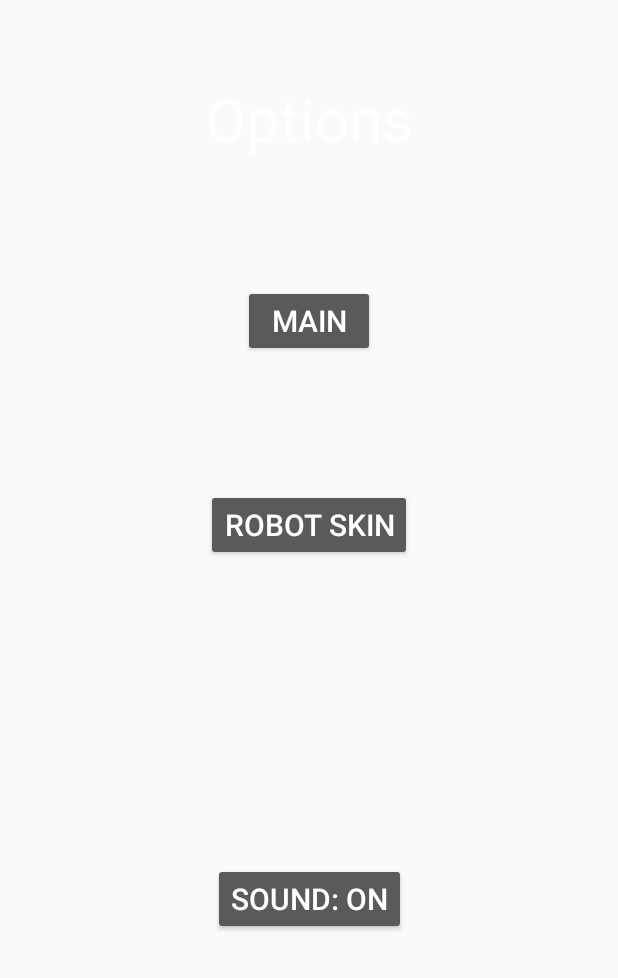
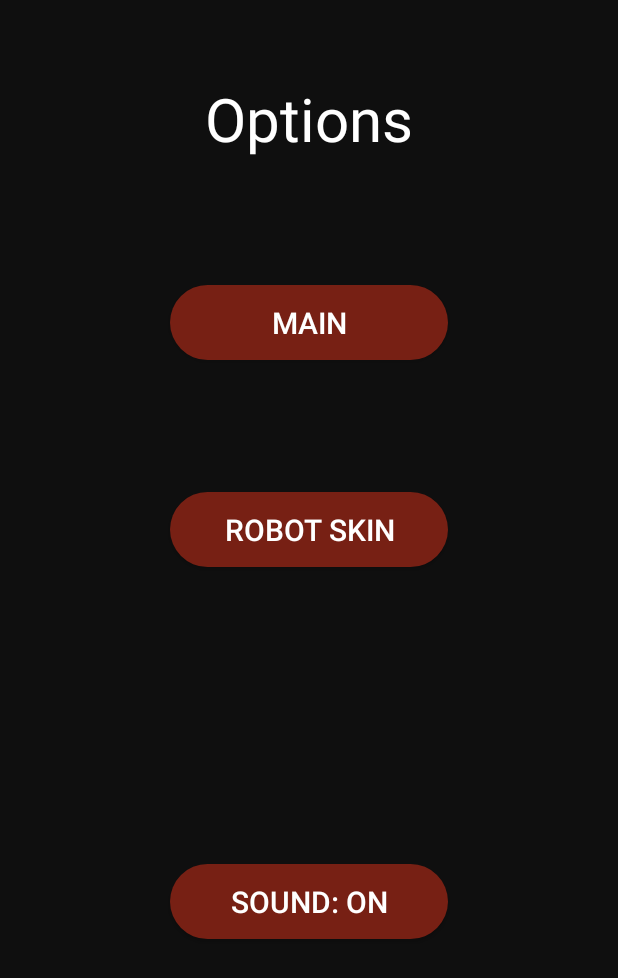
Before and after one commit to Luyaren/AndroidGameMadeForClass, an Android app: the OptionsActvity screen opened directly, with no data from a screen before it, on a phone screen of 412 x 824 dp. Shown: the top 978 px of the screen. Run offline under Robolectric (Android 15) with nearby library versions, the phone set to English and light mode, and no system bars; libraries missing offline, so code that uses them is left out: co.zsmb.materialdrawerkt; 4 statements that could not run were skipped.

Commit message:
Merged PR 52: Color Scheme, Got rid of Level Select Title bar, added Robot noises, and add logo to main page
Color Scheme, Got rid of Level Select Title bar, added Robot noises, and add logo to main page

```diff
--- a/app/src/main/java/io/robotbois/robotboisapp/activities/LevelSelectActivity.kt
+++ b/app/src/main/java/io/robotbois/robotboisapp/activities/LevelSelectActivity.kt
@@ -23,7 +23,7 @@ class LevelSelectActivity : AppCompatActivity(), AnkoLogger {
     override fun onCreate(savedInstanceState: Bundle?) {
         super.onCreate(savedInstanceState)
         setContentView(R.layout.activity_level_select)
-        setSupportActionBar(toolbar)
+        //setSupportActionBar(toolbar)
 
         MusicManager.stopGameMusic()
         MusicManager.stopMenuMusic()
--- a/app/src/main/java/io/robotbois/robotboisapp/activities/MainActivity.kt
+++ b/app/src/main/java/io/robotbois/robotboisapp/activities/MainActivity.kt
@@ -21,7 +21,7 @@ class MainActivity : AppCompatActivity() {
 
 
         MusicManager.intializer(applicationContext)
-        MusicManager.stopGameMusic()
+      //  MusicManager.stopGameMusic()
         MusicManager.playMenuMusic(applicationContext)
 
         GameStateManager.levelData = resources.openRawResource(R.raw.levels).bufferedReader().readLines()
--- a/app/src/main/java/io/robotbois/robotboisapp/logic/gui/GameGUI.kt
+++ b/app/src/main/java/io/robotbois/robotboisapp/logic/gui/GameGUI.kt
@@ -75,7 +75,7 @@ class GameGUI(tiles: List<Drawable>, player: Drawable, val act: LevelPlayActivit
 
     private fun drawBackground(canvas: Canvas) {
         painter.style = Paint.Style.FILL
-        painter.color = Color.WHITE
+        painter.color = Color.BLACK
         canvas.drawPaint(painter)
     }
 
--- a/app/src/main/java/io/robotbois/robotboisapp/managers/MusicManager.kt
+++ b/app/src/main/java/io/robotbois/robotboisapp/managers/MusicManager.kt
@@ -3,7 +3,7 @@ package io.robotbois.robotboisapp.managers
 import android.content.Context
 import android.media.MediaPlayer
 import io.robotbois.robotboisapp.R
-import io.robotbois.robotboisapp.managers.MusicManager.gameMusic
+//import io.robotbois.robotboisapp.managers.MusicManager.gameMusic
 import io.robotbois.robotboisapp.managers.MusicManager.menuMusic
 
 object MusicManager{
@@ -57,7 +57,7 @@ object MusicManager{
     }
 
     fun stopGameMusic(): Unit {
-        if(gameMusic.isPlaying) {
+        if (gameMusic.isPlaying) {
             gameMusic.stop()
         }
     }
--- /dev/null
+++ b/app/src/main/res/drawable/main_button_oval.xml
@@ -0,0 +1,24 @@
+<?xml version="1.0" encoding="utf-8"?>
+<shape xmlns:android="http://schemas.android.com/apk/res/android"
+    android:shape="rectangle" >
+
+    <corners
+        android:bottomLeftRadius="30dp"
+        android:bottomRightRadius="30dp"
+        android:radius="60dp"
+        android:topLeftRadius="30dp"
+        android:topRightRadius="30dp" />
+
+    <solid android:color="#772014" />
+
+    <padding
+        android:bottom="0dp"
+        android:left="0dp"
+        android:right="0dp"
+        android:top="0dp" />
+
+    <size
+        android:height="60dp"
+        android:width="270dp" />
+
+</shape>
--- a/app/src/main/res/layout/activity_level_play.xml
+++ b/app/src/main/res/layout/activity_level_play.xml
@@ -7,6 +7,7 @@
     android:id="@+id/lConstraintLayout"
     android:layout_width="match_parent"
     android:layout_height="match_parent"
+    android:background="#000000"
     tools:context="io.robotbois.robotboisapp.activities.LevelPlayActivity">
 
     <android.support.constraint.ConstraintLayout
--- a/app/src/main/res/layout/activity_level_select.xml
+++ b/app/src/main/res/layout/activity_level_select.xml
@@ -13,10 +13,9 @@
         android:theme="@style/AppTheme.AppBarOverlay">
 
         <android.support.v7.widget.Toolbar
-            android:id="@+id/toolbar"
             android:layout_width="match_parent"
             android:layout_height="?attr/actionBarSize"
-            android:background="?attr/colorPrimary"
+            android:background="#000000"
             app:popupTheme="@style/AppTheme.PopupOverlay" />
 
     </android.support.design.widget.AppBarLayout>
--- a/app/src/main/res/layout/activity_options_actvity.xml
+++ b/app/src/main/res/layout/activity_options_actvity.xml
@@ -4,17 +4,19 @@
     xmlns:tools="http://schemas.android.com/tools"
     android:layout_width="match_parent"
     android:layout_height="match_parent"
+    android:background="#0f0f0f"
     tools:context=".activities.OptionsActvity"
     android:theme="@style/Theme.AppCompat">
 
 
     <Button
         android:id="@+id/bMain"
-        android:layout_width="wrap_content"
-        android:layout_height="wrap_content"
+        android:layout_width="185dp"
+        android:layout_height="50dp"
         android:layout_marginEnd="8dp"
         android:layout_marginStart="8dp"
         android:layout_marginTop="84dp"
+        android:background="@drawable/main_button_oval"
         android:text="Main"
         android:textSize="20sp"
         app:layout_constraintEnd_toEndOf="parent"
@@ -23,11 +25,12 @@
 
     <Button
         android:id="@+id/bRobotSkin"
-        android:layout_width="wrap_content"
-        android:layout_height="wrap_content"
+        android:layout_width="185dp"
+        android:layout_height="50dp"
         android:layout_marginEnd="8dp"
         android:layout_marginStart="8dp"
         android:layout_marginTop="88dp"
+        android:background="@drawable/main_button_oval"
         android:text="Robot Skin"
         android:textSize="20sp"
         app:layout_constraintEnd_toEndOf="parent"
@@ -36,12 +39,13 @@
 
     <Button
         android:id="@+id/bSound"
-        android:layout_width="wrap_content"
-        android:layout_height="wrap_content"
+        android:layout_width="185dp"
+        android:layout_height="50dp"
         android:layout_marginBottom="8dp"
         android:layout_marginEnd="8dp"
         android:layout_marginStart="8dp"
         android:layout_marginTop="8dp"
+        android:background="@drawable/main_button_oval"
         android:text="Sound: ON"
         android:textSize="20sp"
         app:layout_constraintBottom_toBottomOf="parent"
@@ -60,6 +64,7 @@
         android:gravity="center_horizontal"
         android:inputType="textPersonName"
         android:text="Options"
+        android:textColor="#ffffff"
         android:textSize="40sp"
         app:layout_constraintEnd_toEndOf="parent"
         app:layout_constraintHorizontal_bias="0.503"
```
Also changed, not shown: app/src/main/java/io/robotbois/robotboisapp/activities/LevelPlayActivity.kt (+13 -2 lines), app/src/main/java/io/robotbois/robotboisapp/logic/poko/Move.kt (+8 -6 lines), app/src/main/res/layout/activity_main.xml (+12 -4 lines), app/src/main/res/layout/content_level_select.xml (+12 -12 lines), app/src/main/res/layout/movement_buttons_level_play.xml (+10 -0 lines), app/src/main/res/layout/navigation_buttons.xml (+8 -0 lines), app/src/main/res/drawable-hdpi/robotbois.png (added), 2 other files.
